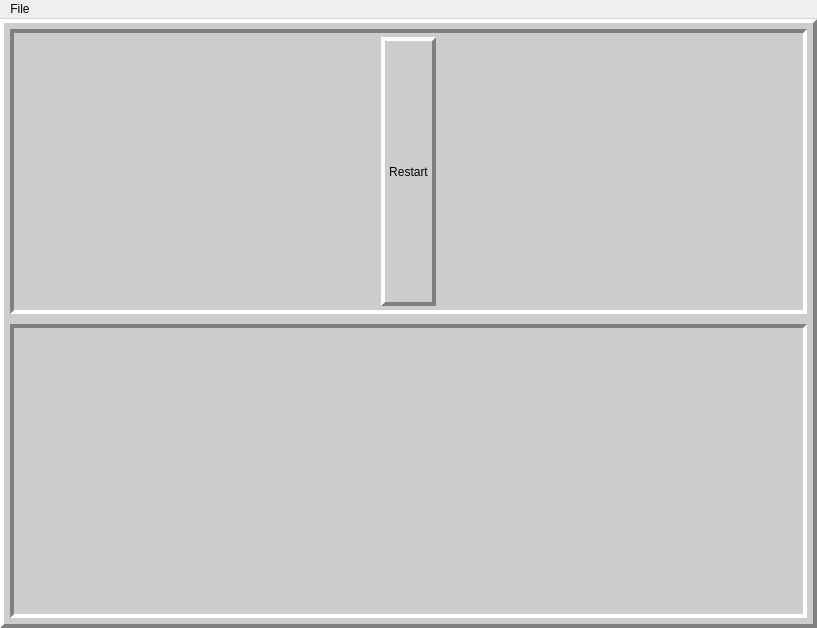
Qt form src/view/game.ui (somedude72/minesweeper) before a commit.
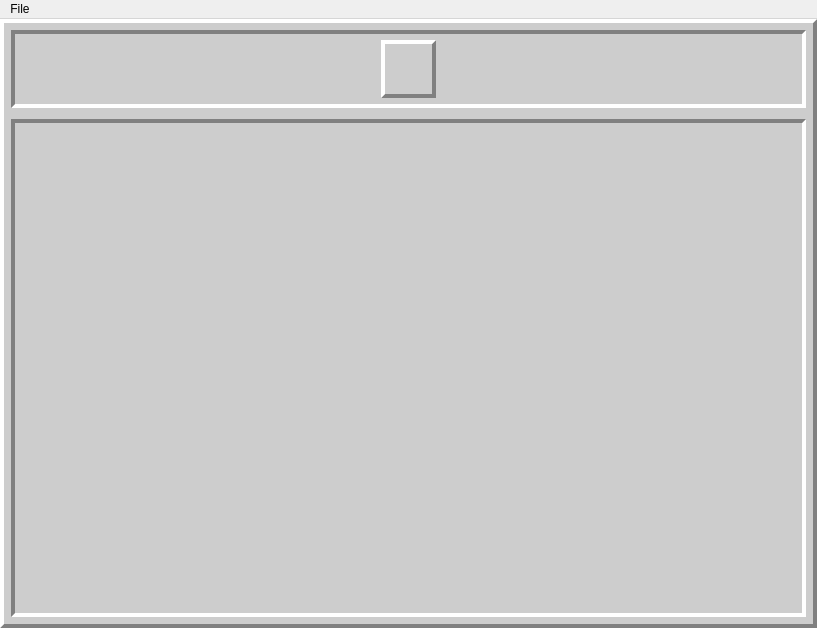
The same form after that commit.

Patch:
```diff
--- a/src/view/game.ui
+++ b/src/view/game.ui
@@ -17,9 +17,9 @@
    </sizepolicy>
   </property>
   <property name="windowTitle">
-   <string>MainWindow</string>
+   <string>Minesweeper</string>
   </property>
-  <widget class="QWidget" name="m_root">
+  <widget class="QWidget" name="root">
    <property name="sizePolicy">
     <sizepolicy hsizetype="Preferred" vsizetype="Preferred">
      <horstretch>0</horstretch>
@@ -27,11 +27,60 @@
     </sizepolicy>
    </property>
    <property name="styleSheet">
-    <string notr="true">QWidget#m_root {
-	background-color: rgb(189, 192, 192);
+    <string notr="true">QWidget#root_grid {
+	border: 0px solid gray;
+    border-right: 4px solid gray;
+	border-bottom: 4px solid gray;
+	border-top: 4px solid white;
+	border-left: 4px solid white;
+    background-color: rgb(205, 205, 205);
+}
+
+QWidget#board_widget {
+	margin: 0px 11px 11px 11px;
+	border: 0px solid gray;
+    border-top: 4px solid gray;
+	border-left: 4px solid gray;
+	border-right: 4px solid white;
+	border-bottom: 4px solid white;
+    background-color: rgb(205, 205, 205);
+    color: rgb(0, 0, 0);
+}
+
+QWidget#control_widget {
+	margin: 11px 11px 11px 11px;
+	border: 0px solid gray;
+    border-top: 4px solid gray;
+	border-left: 4px solid gray;
+	border-right: 4px solid white;
+	border-bottom: 4px solid white;
+    background-color: rgb(205, 205, 205);
+    color: rgb(0, 0, 0);
+}
+
+QPushButton#ctrl_button_restart {
+    border: 0px solid gray;
+    border-right: 4px solid gray;
+	border-bottom: 4px solid gray;
+	border-top: 4px solid white;
+	border-left: 4px solid white;
+    background-color: rgb(205, 205, 205);
+	margin-top: 21px;
+	margin-bottom: 21px;
+    color: rgb(0, 0, 0);
+}
+        
+QPushButton#ctrl_button_restart:pressed {
+	border: 0px solid gray;
+    border-right: 4px solid white;
+	border-bottom: 4px solid white;
+	border-top: 4px solid gray;
+	border-left: 4px solid gray;
+    background-color: rgb(205, 205, 205);
+    color: rgb(0, 0, 0);
 }</string>
    </property>
-   <layout class="QGridLayout" name="gridLayout">
+   <layout class="QGridLayout" name="root_layout">
     <property name="leftMargin">
      <number>0</number>
     </property>
@@ -48,19 +97,11 @@
      <number>0</number>
     </property>
     <item row="0" column="0">
-     <widget class="QWidget" name="m_root_layout" native="true">
+     <widget class="QWidget" name="root_grid" native="true">
       <property name="styleSheet">
-       <string notr="true">QWidget#m_root_layout {
-	border: 0px solid gray;
-    	border-right: 4px solid gray;
-	border-bottom: 4px solid gray;
-	border-top: 4px solid white;
-	border-left: 4px solid white;
-    	background-color: rgb(205, 205, 205);
-    	color: rgb(0, 0, 0);
-}</string>
+       <string notr="true"/>
       </property>
-      <layout class="QGridLayout" name="m_root_grid" rowstretch="0,0">
+      <layout class="QGridLayout" name="root_grid_layout" rowstretch="0,0">
        <property name="leftMargin">
         <number>0</number>
        </property>
@@ -77,37 +118,34 @@
         <number>0</number>
        </property>
        <item row="1" column="0">
-        <widget class="QWidget" name="m_board_grid" native="true">
-         <property name="styleSheet">
-          <string notr="true">QWidget#m_board_grid {
-	margin: 0px 10px 10px 10px;
-	border: 0px solid gray;
-    	border-top: 4px solid gray;
-	border-left: 4px solid gray;
-	border-right: 4px solid white;
-	border-bottom: 4px solid white;
-    	background-color: rgb(205, 205, 205);
-    	color: rgb(0, 0, 0);
-}</string>
+        <widget class="QWidget" name="board_widget" native="true">
+         <property name="sizePolicy">
+          <sizepolicy hsizetype="MinimumExpanding" vsizetype="MinimumExpanding">
+           <horstretch>0</horstretch>
+           <verstretch>0</verstretch>
+          </sizepolicy>
          </property>
-         <layout class="QGridLayout" name="m_grid_board">
+         <property name="font">
+          <font/>
+         </property>
+         <layout class="QGridLayout" name="board_widget_layout">
           <property name="leftMargin">
            <number>16</number>
           </property>
           <property name="topMargin">
-           <number>6</number>
+           <number>8</number>
           </property>
           <property name="rightMargin">
            <number>16</number>
           </property>
           <property name="bottomMargin">
-           <number>16</number>
+           <number>24</number>
           </property>
          </layout>
         </widget>
        </item>
        <item row="0" column="0">
-        <widget class="QWidget" name="m_control_grid" native="true">
+        <widget class="QWidget" name="control_widget" native="true">
          <property name="sizePolicy">
           <sizepolicy hsizetype="Preferred" vsizetype="Preferred">
            <horstretch>0</horstretch>
@@ -117,28 +155,16 @@
          <property name="minimumSize">
           <size>
            <width>0</width>
-           <height>85</height>
+           <height>100</height>
           </size>
          </property>
          <property name="maximumSize">
           <size>
            <width>16777215</width>
-           <height>75</height>
+           <height>100</height>
           </size>
          </property>
-         <property name="styleSheet">
-          <string notr="true">QWidget#m_control_grid {
-	margin: 10px 10px 10px 10px;
-	border: 0px solid gray;
-    	border-top: 4px solid gray;
-	border-left: 4px solid gray;
-	border-right: 4px solid white;
-	border-bottom: 4px solid white;
-    	background-color: rgb(205, 205, 205);
-    	color: rgb(0, 0, 0);
-}</string>
-         </property>
-         <layout class="QGridLayout" name="m_grid_ctrl" columnstretch="0,1,0,1,0">
+         <layout class="QGridLayout" name="control_widget_layout" columnstretch="0,1,0,1">
           <property name="sizeConstraint">
            <enum>QLayout::SizeConstraint::SetMaximumSize</enum>
           </property>
@@ -155,7 +181,7 @@
            <number>0</number>
           </property>
           <item row="0" column="2">
-           <widget class="QPushButton" name="m_ctrl_button_restart">
+           <widget class="QPushButton" name="ctrl_button_restart">
             <property name="sizePolicy">
              <sizepolicy hsizetype="Preferred" vsizetype="Preferred">
               <horstretch>0</horstretch>
@@ -174,36 +200,13 @@
               <height>1000</height>
              </size>
             </property>
-            <property name="styleSheet">
-             <string notr="true">QPushButton {
-    	border: 0px solid gray;
-    	border-right: 4px solid gray;
-	border-bottom: 4px solid gray;
-	border-top: 4px solid white;
-	border-left: 4px solid white;
-    	background-color: rgb(205, 205, 205);
-	margin-top: 18px;
-	margin-bottom: 18px;
-    	color: rgb(0, 0, 0);
-}
-        
-QPushButton:pressed {
-	border: 0px solid gray;
-    	border-right: 4px solid white;
-	border-bottom: 4px solid white;
-	border-top: 4px solid gray;
-	border-left: 4px solid gray;
-    	background-color: rgb(205, 205, 205);
-    	color: rgb(0, 0, 0);
-}</string>
-            </property>
             <property name="text">
-             <string>Restart</string>
+             <string/>
             </property>
            </widget>
           </item>
           <item row="0" column="1">
-           <spacer name="m_ctrl_spacer_left">
+           <spacer name="ctrl_spacer_left">
             <property name="orientation">
              <enum>Qt::Orientation::Horizontal</enum>
             </property>
@@ -216,7 +219,7 @@
            </spacer>
           </item>
           <item row="0" column="3">
-           <spacer name="m_ctrl_spacer_right">
+           <spacer name="ctrl_spacer_right">
             <property name="orientation">
              <enum>Qt::Orientation::Horizontal</enum>
             </property>
@@ -239,7 +242,7 @@
     </item>
    </layout>
   </widget>
-  <widget class="QMenuBar" name="m_menu">
+  <widget class="QMenuBar" name="menu">
    <property name="geometry">
     <rect>
      <x>0</x>
@@ -248,40 +251,40 @@
      <height>24</height>
     </rect>
    </property>
-   <widget class="QMenu" name="m_menu_file">
+   <widget class="QMenu" name="menu_file">
     <property name="title">
      <string>File</string>
     </property>
-    <addaction name="m_file_about"/>
-    <addaction name="m_file_options"/>
+    <addaction name="file_about"/>
+    <addaction name="file_options"/>
     <addaction name="separator"/>
-    <addaction name="m_file_open"/>
-    <addaction name="m_file_save"/>
-    <addaction name="m_file_save_as"/>
+    <addaction name="file_open"/>
+    <addaction name="file_save"/>
+    <addaction name="file_save_as"/>
    </widget>
-   <addaction name="m_menu_file"/>
+   <addaction name="menu_file"/>
   </widget>
-  <action name="m_file_about">
+  <action name="file_about">
    <property name="text">
     <string>About</string>
    </property>
   </action>
-  <action name="m_file_save">
+  <action name="file_save">
    <property name="text">
     <string>Save</string>
    </property>
   </action>
-  <action name="m_file_save_as">
+  <action name="file_save_as">
    <property name="text">
     <string>Save as...</string>
    </property>
   </action>
-  <action name="m_file_open">
+  <action name="file_open">
    <property name="text">
     <string>Open</string>
    </property>
   </action>
-  <action name="m_file_options">
+  <action name="file_options">
    <property name="text">
     <string>Preferences</string>
    </property>
```
